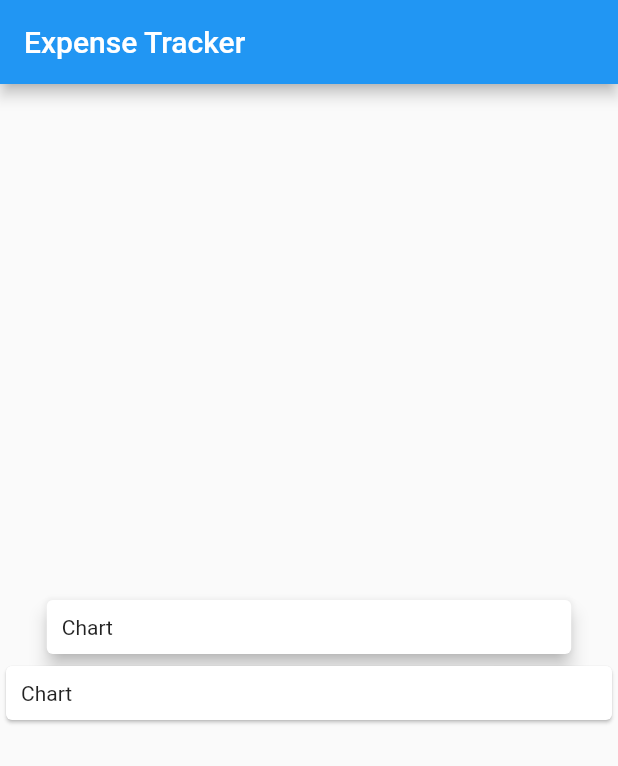
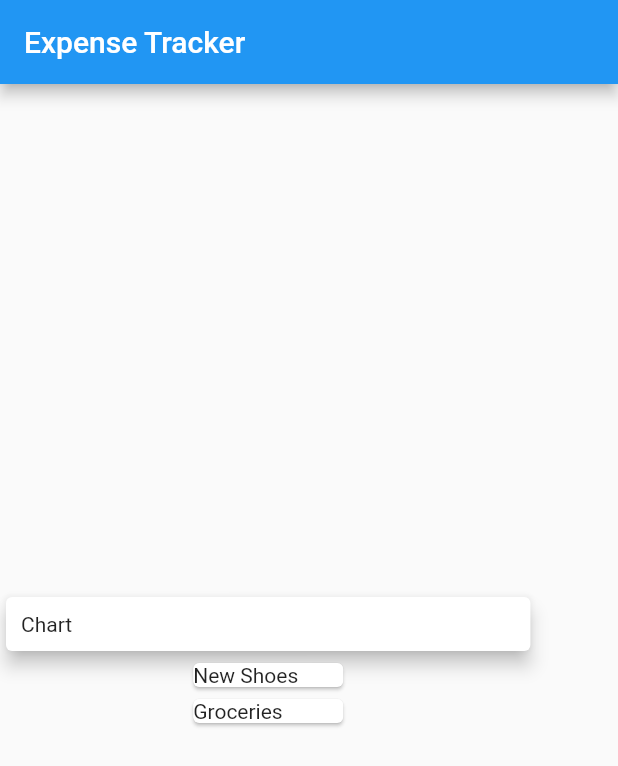
Before and after one commit to jnav24/flutter_expense, a Flutter app: the screen it shows after launch, on a phone screen of 412 x 824 dp. Shown: the top 766 px of the screen. Run offline on Flutter 3.47's test engine with Material 2 defaults, Android fonts, the phone set to English and light mode, and no system bars.

Commit message:
create transaction data

```diff
--- a/lib/home.dart
+++ b/lib/home.dart
@@ -1,8 +1,14 @@
 import 'package:flutter/material.dart';
+import './transaction.dart';
 
 class Home extends StatelessWidget {
 	@override
 	Widget build(BuildContext context) {
+		final List<Transaction> transactions = [
+			Transaction(id: 't1', title: 'New Shoes', amount: 69.99, date: DateTime.now()),
+			Transaction(id: 't2', title: 'Groceries', amount: 54.99, date: DateTime.now()),
+		];
+
 		return Scaffold(
 			appBar: AppBar(
 				title: Text('Expense Tracker'),
@@ -17,14 +23,20 @@ class Home extends StatelessWidget {
 						),
 						elevation: 5,
 					),
-					Card(
-						child: Container(
-							child: Text('Chart'),
-							margin: EdgeInsets.all(10),
-							width: double.maxFinite,
-						),
-					),
+					Column(
+						children: <Widget>[
+							...transactions.map((transaction) {
+								return Card(
+									child: Container(
+										child: Text(transaction.title),
+										width: 100,
+									),
+								);
+							}).toList()
+						],
+					)
 				],
+				crossAxisAlignment: CrossAxisAlignment.center,
 				mainAxisAlignment: MainAxisAlignment.center,
 			),
 		);
--- /dev/null
+++ b/lib/transaction.dart
@@ -0,0 +1,15 @@
+import 'package:flutter/foundation.dart';
+
+class Transaction {
+	final String id;
+	final String title;
+	final double amount;
+	final DateTime date;
+
+	Transaction({
+		@required this.id,
+		@required this.title,
+		@required this.amount,
+		@required this.date
+	});
+}
```
